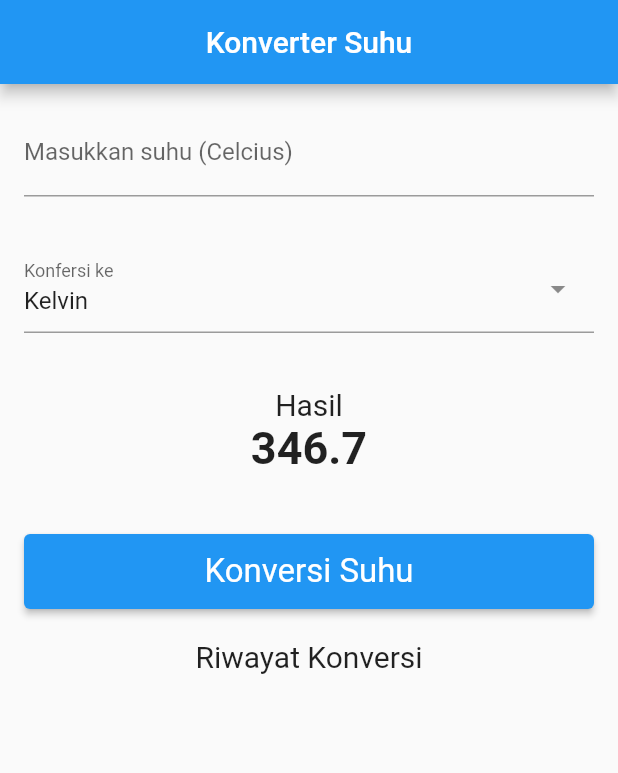
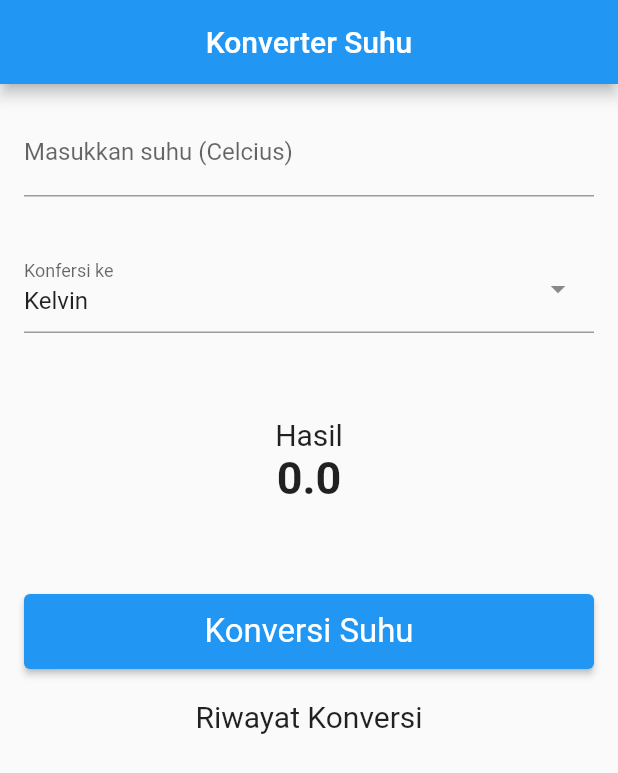
Before and after one commit to fitrahRahmadhani/PemrogramanMobile-Kuliah-, a Flutter app: the screen it shows after launch, after a tap on "Konversi Suhu", on a phone screen of 412 x 824 dp. Shown: the top 773 px of the screen. Run offline on Flutter 3.47's test engine with Material 2 defaults, Android fonts, the phone set to English and light mode, and no system bars; drawn by our look-alikes of dropdown_search, flutter_form_builder.

Commit message:
Update praktikum 4

```diff
--- a/TUGAS PERTEMUAN 4/statefull_widget/lib/main.dart
+++ b/TUGAS PERTEMUAN 4/statefull_widget/lib/main.dart
@@ -1,7 +1,6 @@
 import 'package:flutter/material.dart';
 import 'package:dropdown_search/dropdown_search.dart';
 import 'package:flutter_form_builder/flutter_form_builder.dart';
-
 
 void main() {
   runApp(const MyApp());
@@ -36,25 +35,23 @@ class temperaturePage extends StatefulWidget {
 class _temperaturePageState extends State<temperaturePage> {
   final _formKey = GlobalKey<FormBuilderState>();
   double _inputUser = 0;
-  double _kelvin = 0;
-  double _reamur = 0;
   final inputController = TextEditingController();
-  String _newValue = "Kelvin";
+  String _newValue = "";
   double _result = 0;
   List history = [];
 
+
   void perhitunganSuhu() {
     setState(() {
-      _inputUser = double.parse(inputController.text);
-      if (_newValue == "Kelvin"){
-      _result = _inputUser + 273;
-      history.add('Kelvin: $_result');
-      }else if (_newValue == "Fahrenheit"){
-      _result = (_inputUser * 9/5) + 32;
-      history.add('Fahrenheit: $_result');
-      }else{
-      _result = (4 / 5) * _inputUser;
-      history.add('Reamur: $_result');
+      if (_newValue == "Kelvin") {
+        _result = _inputUser + 273;
+        history.add('Kelvin: $_result');
+      } else if (_newValue == "Fahrenheit") {
+        _result = (_inputUser * 9 / 5) + 32;
+        history.add('Fahrenheit: $_result');
+      } else if (_newValue == "Reamur") {
+        _result = (4 / 5) * _inputUser;
+        history.add('Reamur: $_result');
       }
     });
   }
@@ -70,10 +67,10 @@ class _temperaturePageState extends State<temperaturePage> {
               key: _formKey,
               child: FormBuilderTextField(
                 name: 'suhu',
-                decoration: const InputDecoration(labelText: 'Masukkan suhu (Celcius)'),
+                decoration:
+                    const InputDecoration(labelText: 'Masukkan suhu (Celcius)'),
                 onChanged: (val) {
-
-                  val = '';
+                  _inputUser = double.parse(val!);
                 },
               ),
             ),
@@ -83,17 +80,19 @@ class _temperaturePageState extends State<temperaturePage> {
             child: SizedBox(
                 width: double.infinity,
                 child: DropdownSearch<String>(
-                  popupProps: PopupProps.menu(
+                  popupProps: PopupProps.bottomSheet(
                     showSelectedItems: true,
                   ),
                   items: ["Kelvin", "Reamur", "Fahrenheit"],
                   dropdownDecoratorProps: DropDownDecoratorProps(
                     dropdownSearchDecoration: InputDecoration(
                       labelText: "Konfersi ke",
-                      hintText: "country in menu mode",
+                      hintText: "temperature in menu mode",
                     ),
                   ),
-                  onChanged: () {},
+                  onChanged: (value) {
+                    _newValue = value!;
+                  },
                   selectedItem: "Kelvin",
                 )),
           ),
@@ -103,20 +102,7 @@ class _temperaturePageState extends State<temperaturePage> {
           Container(
             child: Column(
               children: [
-                Text(
-                  'Hasil',
-                  style: TextStyle(
-                    fontSize: 20,
-                    fontWeight: FontWeight.normal,
-                  ),
-                ),
-                Text(
-                  '346.7',
-                  style: TextStyle(
-                    fontSize: 30,
-                    fontWeight: FontWeight.bold,
-                  ),
-                ),
+                Result(result: _result),
               ],
             ),
           ),
@@ -133,7 +119,8 @@ class _temperaturePageState extends State<temperaturePage> {
                   height: 50,
                   child: ElevatedButton(
                     onPressed: () {
-
+                      perhitunganSuhu();
+                      print(history);
                     },
                     style: ElevatedButton.styleFrom(
                       primary: Colors.blue,
@@ -172,3 +159,35 @@ class _temperaturePageState extends State<temperaturePage> {
     );
   }
 }
+
+class Result extends StatelessWidget {
+  const Result({super.key, required this.result});
+  final double result;
+
+  @override
+  Widget build(BuildContext context) {
+    return Container(
+      margin: EdgeInsets.only(top: 20, bottom: 20),
+      child: Column(
+        mainAxisAlignment: MainAxisAlignment.center,
+        children: [
+          Text(
+            'Hasil',
+            style: TextStyle(
+              fontSize: 20,
+              fontWeight: FontWeight.normal,
+            ),
+          ),
+          Text(
+            result.toStringAsFixed(1),
+            style: TextStyle(
+              fontSize: 30,
+              fontWeight: FontWeight.bold,
+            ),
+          )
+        ],
+      ),
+    );
+    // );
+  }
+}
```
